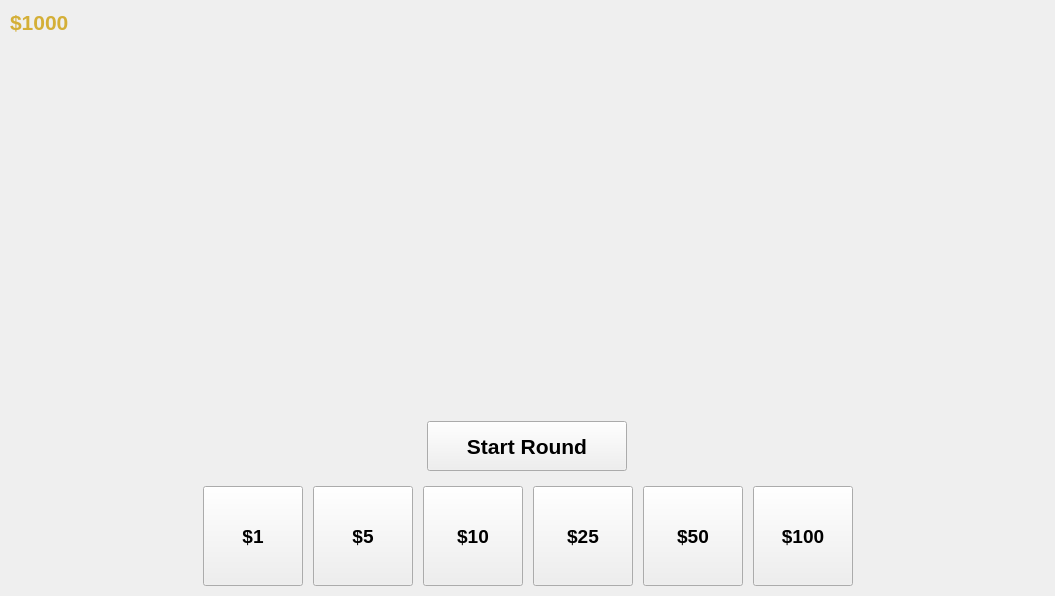
This is game_widget.ui in owenharvey78/blackjack-learning-game as Qt 5 draws it before an edit. The edited form follows.
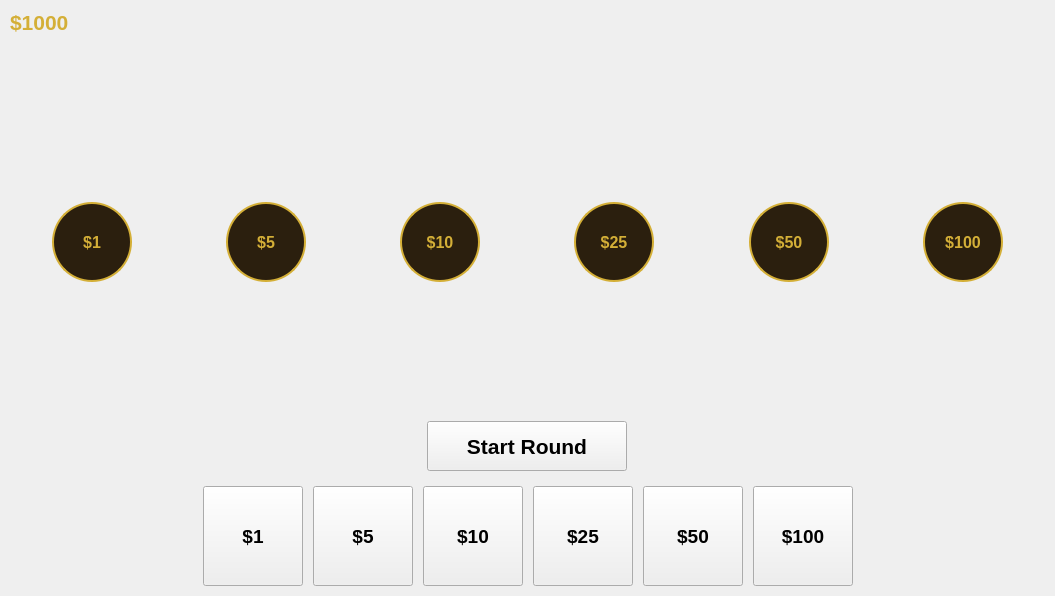
This is the edited form.

Commit message: Add chip display buttons

What changed in the file:
```diff
--- a/game_widget.ui
+++ b/game_widget.ui
@@ -79,6 +79,176 @@
      </property>
     </spacer>
    </item>
+   <item>
+    <layout class="QHBoxLayout" name="betDisplayLayout" stretch="0,0,0,0,0,0,0">
+     <property name="spacing">
+      <number>10</number>
+     </property>
+     <item alignment="Qt::AlignmentFlag::AlignHCenter|Qt::AlignmentFlag::AlignVCenter">
+      <widget class="QPushButton" name="betDisplay1Button">
+       <property name="minimumSize">
+        <size>
+         <width>80</width>
+         <height>80</height>
+        </size>
+       </property>
+       <property name="maximumSize">
+        <size>
+         <width>80</width>
+         <height>80</height>
+        </size>
+       </property>
+       <property name="styleSheet">
+        <string>font-size: 12pt; font-weight: bold; background-color: #2b1f0e; color: #d4af37; border: 2px solid #d4af37; border-radius: 40px;</string>
+       </property>
+       <property name="text">
+        <string>$1</string>
+       </property>
+       <property name="visible">
+        <bool>false</bool>
+       </property>
+      </widget>
+     </item>
+     <item alignment="Qt::AlignmentFlag::AlignHCenter|Qt::AlignmentFlag::AlignVCenter">
+      <widget class="QPushButton" name="betDisplay5Button">
+       <property name="minimumSize">
+        <size>
+         <width>80</width>
+         <height>80</height>
+        </size>
+       </property>
+       <property name="maximumSize">
+        <size>
+         <width>80</width>
+         <height>80</height>
+        </size>
+       </property>
+       <property name="styleSheet">
+        <string>font-size: 12pt; font-weight: bold; background-color: #2b1f0e; color: #d4af37; border: 2px solid #d4af37; border-radius: 40px;</string>
+       </property>
+       <property name="text">
+        <string>$5</string>
+       </property>
+       <property name="visible">
+        <bool>false</bool>
+       </property>
+      </widget>
+     </item>
+     <item alignment="Qt::AlignmentFlag::AlignHCenter|Qt::AlignmentFlag::AlignVCenter">
+      <widget class="QPushButton" name="betDisplay10Button">
+       <property name="minimumSize">
+        <size>
+         <width>80</width>
+         <height>80</height>
+        </size>
+       </property>
+       <property name="maximumSize">
+        <size>
+         <width>80</width>
+         <height>80</height>
+        </size>
+       </property>
+       <property name="styleSheet">
+        <string>font-size: 12pt; font-weight: bold; background-color: #2b1f0e; color: #d4af37; border: 2px solid #d4af37; border-radius: 40px;</string>
+       </property>
+       <property name="text">
+        <string>$10</string>
+       </property>
+       <property name="visible">
+        <bool>false</bool>
+       </property>
+      </widget>
+     </item>
+     <item alignment="Qt::AlignmentFlag::AlignHCenter|Qt::AlignmentFlag::AlignVCenter">
+      <widget class="QPushButton" name="betDisplay25Button">
+       <property name="minimumSize">
+        <size>
+         <width>80</width>
+         <height>80</height>
+        </size>
+       </property>
+       <property name="maximumSize">
+        <size>
+         <width>80</width>
+         <height>80</height>
+        </size>
+       </property>
+       <property name="styleSheet">
+        <string>font-size: 12pt; font-weight: bold; background-color: #2b1f0e; color: #d4af37; border: 2px solid #d4af37; border-radius: 40px;</string>
+       </property>
+       <property name="text">
+        <string>$25</string>
+       </property>
+       <property name="visible">
+        <bool>false</bool>
+       </property>
+      </widget>
+     </item>
+     <item alignment="Qt::AlignmentFlag::AlignHCenter|Qt::AlignmentFlag::AlignVCenter">
+      <widget class="QPushButton" name="betDisplay50Button">
+       <property name="minimumSize">
+        <size>
+         <width>80</width>
+         <height>80</height>
+        </size>
+       </property>
+       <property name="maximumSize">
+        <size>
+         <width>80</width>
+         <height>80</height>
+        </size>
+       </property>
+       <property name="styleSheet">
+        <string>font-size: 12pt; font-weight: bold; background-color: #2b1f0e; color: #d4af37; border: 2px solid #d4af37; border-radius: 40px;</string>
+       </property>
+       <property name="text">
+        <string>$50</string>
+       </property>
+       <property name="visible">
+        <bool>false</bool>
+       </property>
+      </widget>
+     </item>
+     <item alignment="Qt::AlignmentFlag::AlignHCenter|Qt::AlignmentFlag::AlignVCenter">
+      <widget class="QPushButton" name="betDisplay100Button">
+       <property name="minimumSize">
+        <size>
+         <width>80</width>
+         <height>80</height>
+        </size>
+       </property>
+       <property name="maximumSize">
+        <size>
+         <width>80</width>
+         <height>80</height>
+        </size>
+       </property>
+       <property name="styleSheet">
+        <string>font-size: 12pt; font-weight: bold; background-color: #2b1f0e; color: #d4af37; border: 2px solid #d4af37; border-radius: 40px;</string>
+       </property>
+       <property name="text">
+        <string>$100</string>
+       </property>
+       <property name="visible">
+        <bool>false</bool>
+       </property>
+      </widget>
+     </item>
+    </layout>
+   </item>
+   <item>
+    <spacer name="betDisplayVerticalSpacer">
+     <property name="orientation">
+      <enum>Qt::Orientation::Vertical</enum>
+     </property>
+     <property name="sizeHint" stdset="0">
+      <size>
+       <width>20</width>
+       <height>40</height>
+      </size>
+     </property>
+    </spacer>
+   </item>
    <item>
     <layout class="QVBoxLayout" name="bottomVerticalLayout">
      <property name="spacing">
```
